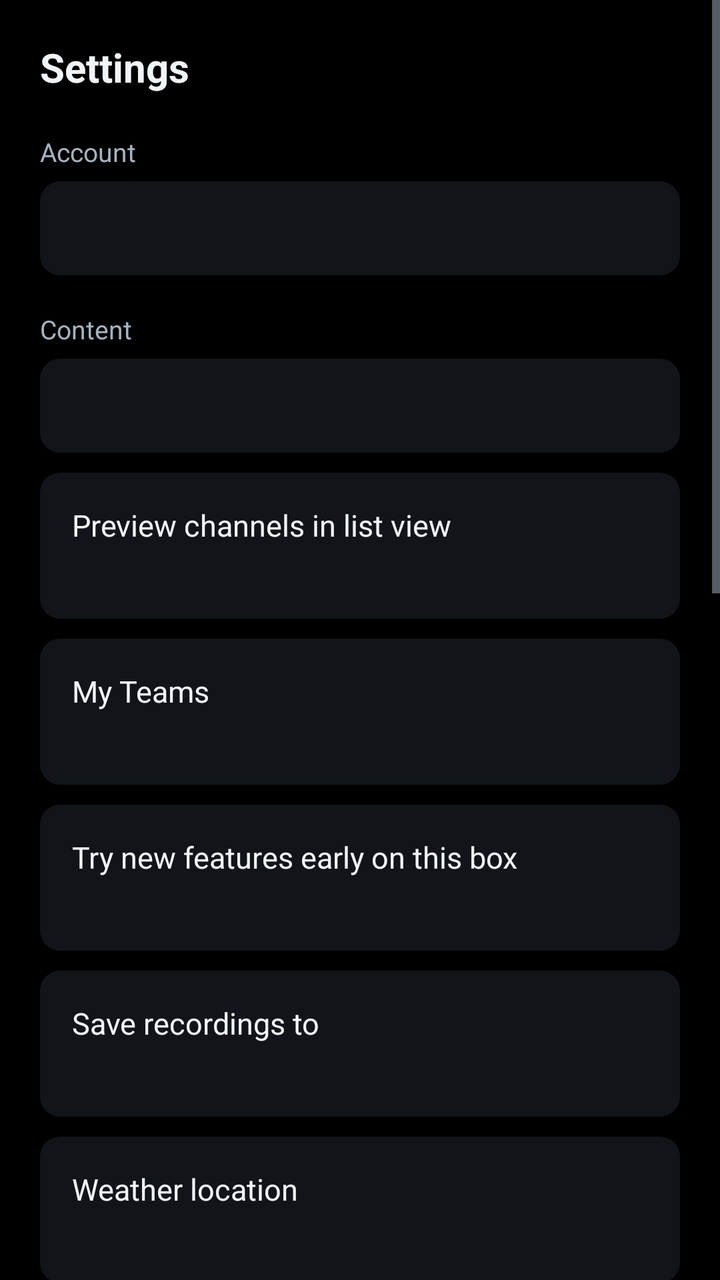
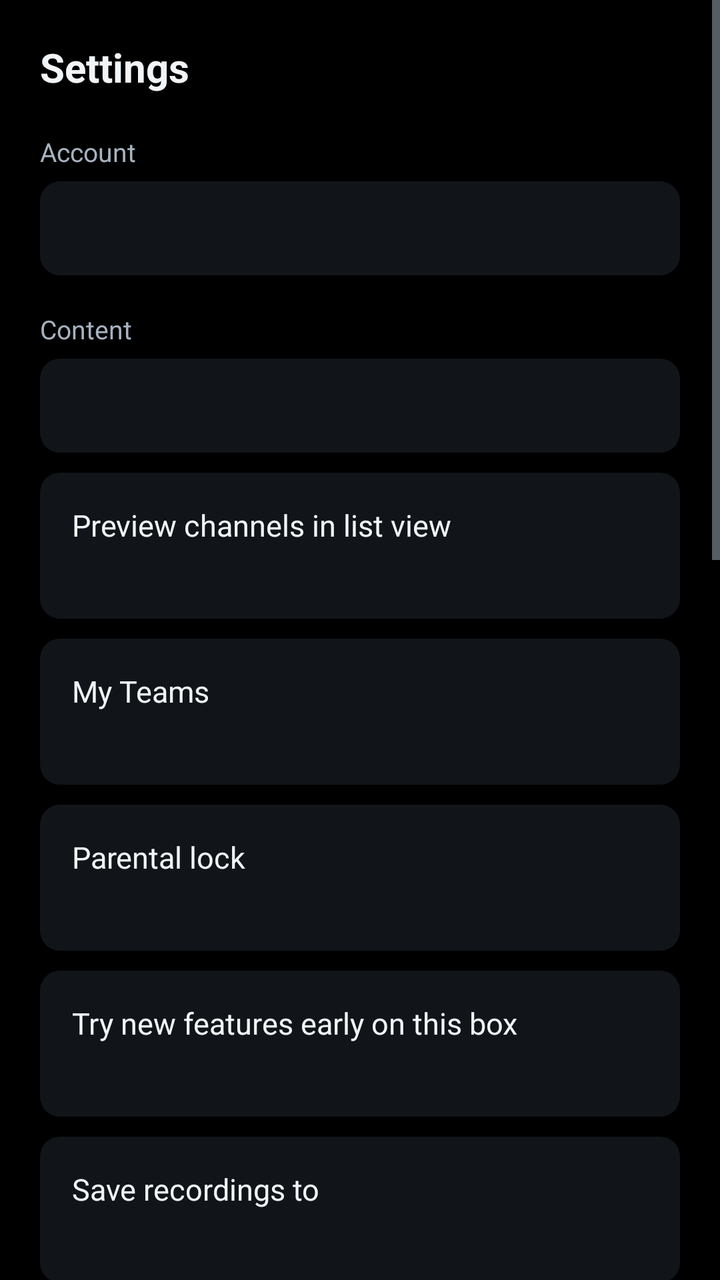

Screens rendered from an Android XML layout before and after an edit, with the pre-edit source and the edit as a unified diff.
<!-- AndroidManifest.xml: application theme AppTheme -->
<!-- res/layout/activity_settings.xml -->
<?xml version="1.0" encoding="utf-8"?>
<ScrollView xmlns:android="http://schemas.android.com/apk/res/android"
    android:layout_width="match_parent"
    android:layout_height="match_parent"
    android:background="@color/bg_base"
    android:fillViewport="true">

    <LinearLayout
        android:layout_width="match_parent"
        android:layout_height="wrap_content"
        android:orientation="vertical"
        android:padding="20dp">

        <TextView
            android:layout_width="wrap_content"
            android:layout_height="wrap_content"
            android:text="@string/settings"
            android:textColor="@color/text_primary"
            android:textSize="20sp"
            android:textStyle="bold" />

        <TextView
            android:layout_width="wrap_content"
            android:layout_height="wrap_content"
            android:layout_marginTop="20dp"
            android:text="@string/account"
            android:textColor="@color/text_secondary"
            android:textSize="13sp" />

        <TextView
            android:id="@+id/accountSummary"
            android:layout_width="match_parent"
            android:layout_height="wrap_content"
            android:layout_marginTop="6dp"
            android:background="@drawable/bg_row"
            android:lineSpacingExtra="4dp"
            android:padding="14dp"
            android:textColor="@color/text_primary"
            android:textSize="14sp" />

        <TextView
            android:layout_width="wrap_content"
            android:layout_height="wrap_content"
            android:layout_marginTop="18dp"
            android:text="@string/content"
            android:textColor="@color/text_secondary"
            android:textSize="13sp" />

        <TextView
            android:id="@+id/catalogueSummary"
            android:layout_width="match_parent"
            android:layout_height="wrap_content"
            android:layout_marginTop="6dp"
            android:background="@drawable/bg_row"
            android:padding="14dp"
            android:textColor="@color/text_primary"
            android:textSize="14sp" />

        <LinearLayout
            android:id="@+id/previewRow"
            android:layout_width="match_parent"
            android:layout_height="wrap_content"
            android:layout_marginTop="10dp"
            android:background="@drawable/bg_row"
            android:clickable="true"
            android:focusable="true"
            android:orientation="vertical"
            android:padding="16dp">

            <TextView
                android:layout_width="match_parent"
                android:layout_height="wrap_content"
                android:text="@string/channel_preview"
                android:textColor="@color/text_primary"
                android:textSize="15sp" />

            <TextView
                android:id="@+id/previewState"
                android:layout_width="match_parent"
                android:layout_height="wrap_content"
                android:layout_marginTop="3dp"
                android:textColor="@color/text_secondary"
                android:textSize="13sp" />
        </LinearLayout>

        
        <LinearLayout
            android:id="@+id/myTeamsRow"
            android:layout_width="match_parent"
            android:layout_height="wrap_content"
            android:layout_marginTop="10dp"
            android:background="@drawable/bg_row"
            android:clickable="true"
            android:focusable="true"
            android:orientation="vertical"
            android:padding="16dp">

            <TextView
                android:layout_width="match_parent"
                android:layout_height="wrap_content"
                android:text="@string/my_teams"
                android:textColor="@color/text_primary"
                android:textSize="15sp" />

            <TextView
                android:id="@+id/myTeamsState"
                android:layout_width="match_parent"
                android:layout_height="wrap_content"
                android:layout_marginTop="3dp"
                android:textColor="@color/text_secondary"
                android:textSize="13sp" />
        </LinearLayout>

        
        <LinearLayout
            android:id="@+id/testerRow"
            android:layout_width="match_parent"
            android:layout_height="wrap_content"
            android:layout_marginTop="10dp"
            android:background="@drawable/bg_row"
            android:clickable="true"
            android:focusable="true"
            android:orientation="vertical"
            android:padding="16dp">

            <TextView
                android:layout_width="match_parent"
                android:layout_height="wrap_content"
                android:text="@string/tester_title"
                android:textColor="@color/text_primary"
                android:textSize="15sp" />

            <TextView
                android:id="@+id/testerState"
                android:layout_width="match_parent"
                android:layout_height="wrap_content"
                android:layout_marginTop="3dp"
                android:textColor="@color/text_secondary"
                android:textSize="13sp" />
        </LinearLayout>

        
        <LinearLayout
            android:id="@+id/storageRow"
            android:layout_width="match_parent"
            android:layout_height="wrap_content"
            android:layout_marginTop="10dp"
            android:background="@drawable/bg_row"
            android:clickable="true"
            android:focusable="true"
            android:orientation="vertical"
            android:padding="16dp">

            <TextView
                android:layout_width="match_parent"
                android:layout_height="wrap_content"
                android:text="@string/recording_storage_row"
                android:textColor="@color/text_primary"
                android:textSize="15sp" />

            <TextView
                android:id="@+id/storageState"
                android:layout_width="match_parent"
                android:layout_height="wrap_content"
                android:layout_marginTop="3dp"
                android:textColor="@color/text_secondary"
                android:textSize="13sp" />
        </LinearLayout>

        <LinearLayout
            android:id="@+id/weatherRow"
            android:layout_width="match_parent"
            android:layout_height="wrap_content"
            android:layout_marginTop="10dp"
            android:background="@drawable/bg_row"
            android:clickable="true"
            android:focusable="true"
            android:orientation="vertical"
            android:padding="16dp">

            <TextView
                android:layout_width="match_parent"
                android:layout_height="wrap_content"
                android:text="@string/weather_town_row"
                android:textColor="@color/text_primary"
                android:textSize="15sp" />

            <TextView
                android:id="@+id/weatherState"
                android:layout_width="match_parent"
                android:layout_height="wrap_content"
                android:layout_marginTop="3dp"
                android:textColor="@color/text_secondary"
                android:textSize="13sp" />
        </LinearLayout>

        <TextView
            android:id="@+id/clearFavouritesRow"
            android:layout_width="match_parent"
            android:layout_height="wrap_content"
            android:layout_marginTop="10dp"
            android:background="@drawable/bg_row"
            android:clickable="true"
            android:focusable="true"
            android:padding="16dp"
            android:text="@string/clear_favourites"
            android:textColor="@color/text_primary"
            android:textSize="15sp" />

        <LinearLayout
            android:id="@+id/awayRow"
            android:layout_width="match_parent"
            android:layout_height="wrap_content"
            android:layout_marginTop="10dp"
            android:background="@drawable/bg_row"
            android:clickable="true"
            android:focusable="true"
            android:orientation="vertical"
            android:padding="16dp">

            <TextView
                android:layout_width="match_parent"
                android:layout_height="wrap_content"
                android:text="@string/away_row"
                android:textColor="@color/text_primary"
                android:textSize="15sp" />

            <TextView
                android:id="@+id/awayState"
                android:layout_width="match_parent"
                android:layout_height="wrap_content"
                android:layout_marginTop="3dp"
                android:textColor="@color/text_secondary"
                android:textSize="13sp" />
        </LinearLayout>

        <LinearLayout
            android:id="@+id/shareRow"
            android:layout_width="match_parent"
            android:layout_height="wrap_content"
            android:layout_marginTop="10dp"
            android:background="@drawable/bg_row"
            android:clickable="true"
            android:focusable="true"
            android:orientation="vertical"
            android:padding="16dp">

            <TextView
                android:layout_width="match_parent"
                android:layout_height="wrap_content"
                android:text="@string/share_row"
                android:textColor="@color/text_primary"
                android:textSize="15sp" />

            <TextView
                android:id="@+id/shareState"
                android:layout_width="match_parent"
                android:layout_height="wrap_content"
                android:layout_marginTop="3dp"
                android:textColor="@color/text_secondary"
                android:textSize="13sp" />
        </LinearLayout>

        <TextView
            android:id="@+id/phoneRow"
            android:layout_width="match_parent"
            android:layout_height="wrap_content"
            android:layout_marginTop="10dp"
            android:background="@drawable/bg_row"
            android:clickable="true"
            android:focusable="true"
            android:padding="16dp"
            android:text="@string/phone_recordings"
            android:textColor="@color/text_primary"
            android:textSize="15sp" />

        <TextView
            android:id="@+id/checkRow"
            android:layout_width="match_parent"
            android:layout_height="wrap_content"
            android:layout_marginTop="10dp"
            android:background="@drawable/bg_row"
            android:clickable="true"
            android:focusable="true"
            android:padding="16dp"
            android:text="@string/check_device"
            android:textColor="@color/text_primary"
            android:textSize="15sp" />

        <TextView
            android:id="@+id/refreshRow"
            android:layout_width="match_parent"
            android:layout_height="wrap_content"
            android:layout_marginTop="10dp"
            android:background="@drawable/bg_row"
            android:clickable="true"
            android:focusable="true"
            android:padding="16dp"
            android:text="@string/refresh_content"
            android:textColor="@color/text_primary"
            android:textSize="15sp" />

        <TextView
            android:id="@+id/clearSearchRow"
            android:layout_width="match_parent"
            android:layout_height="wrap_content"
            android:layout_marginTop="10dp"
            android:background="@drawable/bg_row"
            android:clickable="true"
            android:focusable="true"
            android:padding="16dp"
            android:text="@string/clear_searches"
            android:textColor="@color/text_primary"
            android:textSize="15sp" />

        <TextView
            android:id="@+id/errorRow"
            android:layout_width="match_parent"
            android:layout_height="wrap_content"
            android:layout_marginTop="10dp"
            android:background="@drawable/bg_row"
            android:clickable="true"
            android:focusable="true"
            android:padding="16dp"
            android:text="@string/last_error"
            android:textColor="@color/text_primary"
            android:textSize="15sp"
            android:visibility="gone" />

        <TextView
            android:id="@+id/signOutRow"
            android:layout_width="match_parent"
            android:layout_height="wrap_content"
            android:layout_marginTop="10dp"
            android:background="@drawable/bg_row"
            android:clickable="true"
            android:focusable="true"
            android:padding="16dp"
            android:text="@string/sign_out"
            android:textColor="@color/text_primary"
            android:textSize="15sp" />

        
        
        
        <TextView
            android:id="@+id/guideCheckRow"
            android:layout_width="match_parent"
            android:layout_height="wrap_content"
            android:layout_marginTop="10dp"
            android:background="@drawable/bg_row"
            android:clickable="true"
            android:focusable="true"
            android:padding="16dp"
            android:text="@string/guide_check_row"
            android:textColor="@color/text_primary"
            android:textSize="15sp" />

        <TextView
            android:id="@+id/playbackLogRow"
            android:layout_width="match_parent"
            android:layout_height="wrap_content"
            android:layout_marginTop="10dp"
            android:background="@drawable/bg_row"
            android:clickable="true"
            android:focusable="true"
            android:padding="16dp"
            android:text="@string/playback_log_row"
            android:textColor="@color/text_primary"
            android:textSize="15sp" />

        <TextView
            android:id="@+id/panelLabel"
            android:layout_width="match_parent"
            android:layout_height="wrap_content"
            android:layout_marginTop="18dp"
            android:gravity="center"
            android:textColor="@color/text_secondary"
            android:textSize="12sp" />

        <TextView
            android:id="@+id/versionLabel"
            android:layout_width="match_parent"
            android:layout_height="wrap_content"
            android:layout_marginTop="4dp"
            android:gravity="center"
            android:textColor="@color/text_secondary"
            android:textSize="12sp" />
    </LinearLayout>
</ScrollView>
<!-- resources referenced by this layout -->
<resources>
  <color name="bg_base">#FF000000</color>
  <color name="text_primary">#FFF2F5F8</color>
  <color name="text_secondary">#FFA6B2BF</color>
  <!-- drawable bg_row (drawable) -->
  <?xml version="1.0" encoding="utf-8"?>
  <selector xmlns:android="http://schemas.android.com/apk/res/android">
      <item android:state_focused="true">
          <shape android:shape="rectangle">
              <solid android:color="@color/focus_fill" />
              <corners android:radius="10dp" />
          </shape>
      </item>
      <item android:state_pressed="true">
          <shape android:shape="rectangle">
              <solid android:color="@color/focus_fill" />
              <corners android:radius="10dp" />
          </shape>
      </item>
      <item>
          <shape android:shape="rectangle">
              <solid android:color="@color/bg_surface" />
              <corners android:radius="10dp" />
          </shape>
      </item>
  </selector>
  <string name="account">Account</string>
  <string name="away_row">Watch recordings from away</string>
  <string name="channel_preview">Preview channels in list view</string>
  <string name="check_device">Check my device</string>
  <string name="clear_favourites">Clear all favourites</string>
  <string name="clear_searches">Clear recent searches</string>
  <string name="content">Content</string>
  <string name="guide_check_row">Refresh the guide</string>
  <string name="last_error">View last error report</string>
  <string name="my_teams">My Teams</string>
  <string name="phone_recordings">Check for phone recordings</string>
  <string name="playback_log_row">Last playback, step by step</string>
  <string name="recording_storage_row">Save recordings to</string>
  <string name="refresh_content">Refresh content now</string>
  <string name="settings">Settings</string>
  <string name="share_row">Share recordings with other TVs</string>
  <string name="sign_out">Sign out</string>
  <string name="tester_title">Try new features early on this box</string>
  <string name="weather_town_row">Weather location</string>
  <style name="AppTheme" parent="Theme.Material3.Dark.NoActionBar">
          <item name="colorPrimary">@color/brand_primary</item>
          <item name="colorPrimaryDark">@color/brand_primary_dark</item>
          <item name="colorSecondary">@color/brand_accent</item>
          <item name="android:windowBackground">@color/bg_base</item>
          <item name="android:statusBarColor">@color/bg_base</item>
          <item name="android:navigationBarColor">@color/bg_base</item>
          <item name="android:textColorPrimary">@color/text_primary</item>
          <item name="android:textColorSecondary">@color/text_secondary</item>
          
          <item name="alertDialogTheme">@style/JohnnyDialog</item>
      </style>
  <color name="focus_fill">#FF2E7DF7</color>
  <color name="bg_surface">#FF111519</color>
  <color name="brand_primary">#FF2E7DF7</color>
  <color name="brand_primary_dark">#FF1B4FA8</color>
  <color name="brand_accent">#FF32D6A0</color>
  <style name="JohnnyDialog" parent="ThemeOverlay.AppCompat.Dialog.Alert">
          <item name="android:background">@color/bg_surface</item>
          <item name="android:textColor">@color/text_primary</item>
          <item name="android:textColorPrimary">@color/text_primary</item>
          <item name="android:textColorSecondary">@color/text_secondary</item>
          <item name="colorAccent">@color/brand_primary</item>
      </style>
</resources>

<!-- the commit's change to res/layout/activity_settings.xml (unified diff, before → after) -->
@@ -113,6 +113,34 @@
 
         
         <LinearLayout
+            android:id="@+id/parentalRow"
+            android:layout_width="match_parent"
+            android:layout_height="wrap_content"
+            android:layout_marginTop="10dp"
+            android:background="@drawable/bg_row"
+            android:clickable="true"
+            android:focusable="true"
+            android:orientation="vertical"
+            android:padding="16dp">
+
+            <TextView
+                android:layout_width="match_parent"
+                android:layout_height="wrap_content"
+                android:text="@string/parental_title"
+                android:textColor="@color/text_primary"
+                android:textSize="15sp" />
+
+            <TextView
+                android:id="@+id/parentalState"
+                android:layout_width="match_parent"
+                android:layout_height="wrap_content"
+                android:layout_marginTop="3dp"
+                android:textColor="@color/text_secondary"
+                android:textSize="13sp" />
+        </LinearLayout>
+
+        
+        <LinearLayout
             android:id="@+id/testerRow"
             android:layout_width="match_parent"
             android:layout_height="wrap_content"
<!-- resource entries referenced after the edit -->
@@ -35,6 +35,7 @@
   <string name="guide_check_row">Refresh the guide</string>
   <string name="last_error">View last error report</string>
   <string name="my_teams">My Teams</string>
+  <string name="parental_title">Parental lock</string>
   <string name="phone_recordings">Check for phone recordings</string>
   <string name="playback_log_row">Last playback, step by step</string>
   <string name="recording_storage_row">Save recordings to</string>
